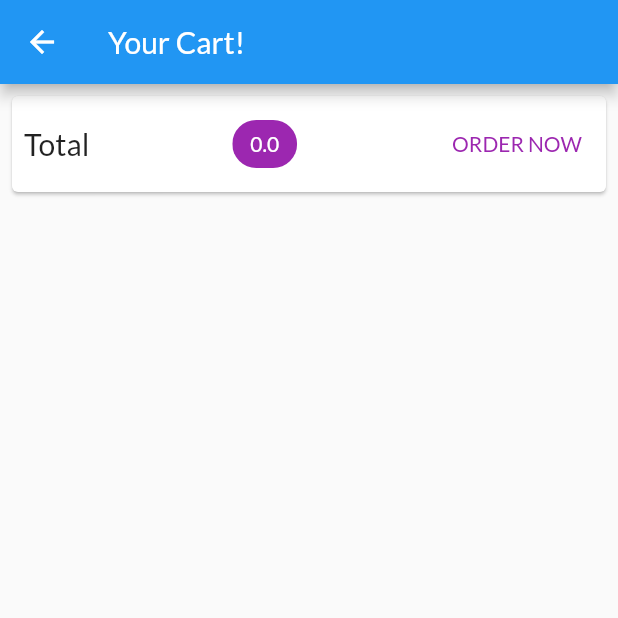
After one commit to tranvuongduy2003/shop-app, a Flutter app: the CartScreen screen opened by its route, on a phone screen of 412 x 824 dp, the top half of it. The commit adds this screen. Run offline on Flutter 3.47's test engine with Material 2 defaults, Android fonts, the phone set to English and light mode, and no system bars; network calls fail.

Commit message:
init cart screen

```diff
--- a/lib/main.dart
+++ b/lib/main.dart
@@ -4,6 +4,7 @@ import 'package:provider/provider.dart';
 import 'providers/products.dart';
 import 'providers/cart.dart';
 
+import 'screens/cart_screen.dart';
 import 'screens/product_detail_screen.dart';
 import 'screens/products_overview_screen.dart';
 
@@ -32,6 +33,7 @@ class MyApp extends StatelessWidget {
         home: ProductsOverviewScreen(),
         routes: {
           ProductDetailScreen.routeName: (ctx) => ProductDetailScreen(),
+          CartScreen.routeName: (ctx) => CartScreen(),
         },
       ),
     );
--- a/lib/providers/cart.dart
+++ b/lib/providers/cart.dart
@@ -25,6 +25,14 @@ class Cart with ChangeNotifier {
     return _items.length;
   }
 
+  double get totalAmount {
+    var total = 0.0;
+    _items.forEach((key, item) {
+      total += item.price * item.quantity;
+    });
+    return total;
+  }
+
   void addItem(String productId, String title, double price) {
     if (_items.containsKey(productId)) {
       _items.update(
--- /dev/null
+++ b/lib/screens/cart_screen.dart
@@ -0,0 +1,57 @@
+import 'package:flutter/material.dart';
+import 'package:provider/provider.dart';
+
+import '../providers/cart.dart';
+
+class CartScreen extends StatelessWidget {
+  static const routeName = '/cart';
+
+  @override
+  Widget build(BuildContext context) {
+    final cart = Provider.of<Cart>(context);
+
+    return Scaffold(
+      appBar: AppBar(
+        title: const Text('Your Cart!'),
+      ),
+      body: Column(
+        children: <Widget>[
+          Card(
+            margin: const EdgeInsets.all(8),
+            child: Padding(
+              padding: const EdgeInsets.all(8),
+              child: Row(
+                mainAxisAlignment: MainAxisAlignment.spaceBetween,
+                children: <Widget>[
+                  const Text(
+                    'Total',
+                    style: TextStyle(fontSize: 20),
+                  ),
+                  Chip(
+                    label: Text(
+                      '${cart.totalAmount}',
+                      style: TextStyle(
+                        color: Theme.of(context)
+                            .primaryTextTheme
+                            .titleLarge
+                            ?.color,
+                      ),
+                    ),
+                    backgroundColor: Theme.of(context).primaryColor,
+                  ),
+                  TextButton(
+                    onPressed: () {},
+                    style: ButtonStyle(
+                        foregroundColor: MaterialStateProperty.all(
+                            Theme.of(context).primaryColor)),
+                    child: const Text('ORDER NOW'),
+                  )
+                ],
+              ),
+            ),
+          )
+        ],
+      ),
+    );
+  }
+}
--- a/lib/screens/products_overview_screen.dart
+++ b/lib/screens/products_overview_screen.dart
@@ -1,6 +1,7 @@
 import 'package:flutter/material.dart';
 import 'package:provider/provider.dart';
 
+import './cart_screen.dart';
 import '../providers/cart.dart';
 import '../widgets/badge.dart' as badge;
 import '../widgets/products_grid.dart';
@@ -53,7 +54,9 @@ class _ProductsOverviewScreenState extends State<ProductsOverviewScreen> {
               child: ch as Widget,
             ),
             child: IconButton(
-              onPressed: () {},
+              onPressed: () {
+                Navigator.of(context).pushNamed(CartScreen.routeName);
+              },
               icon: const Icon(Icons.shopping_cart),
             ),
           ),
```
